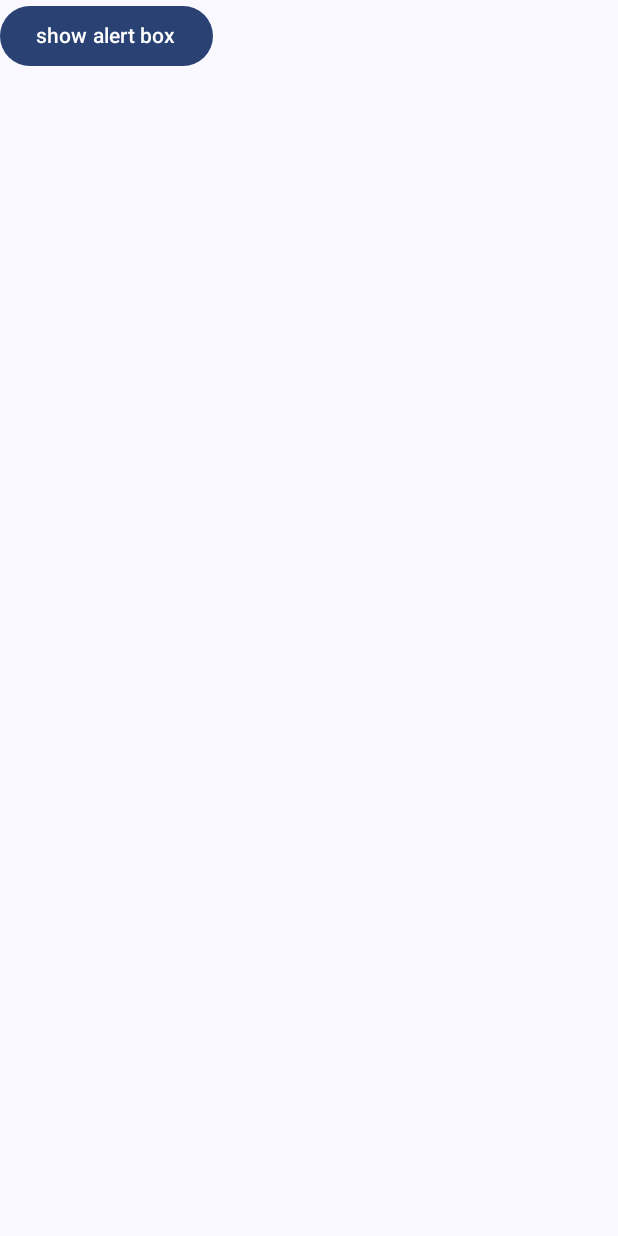
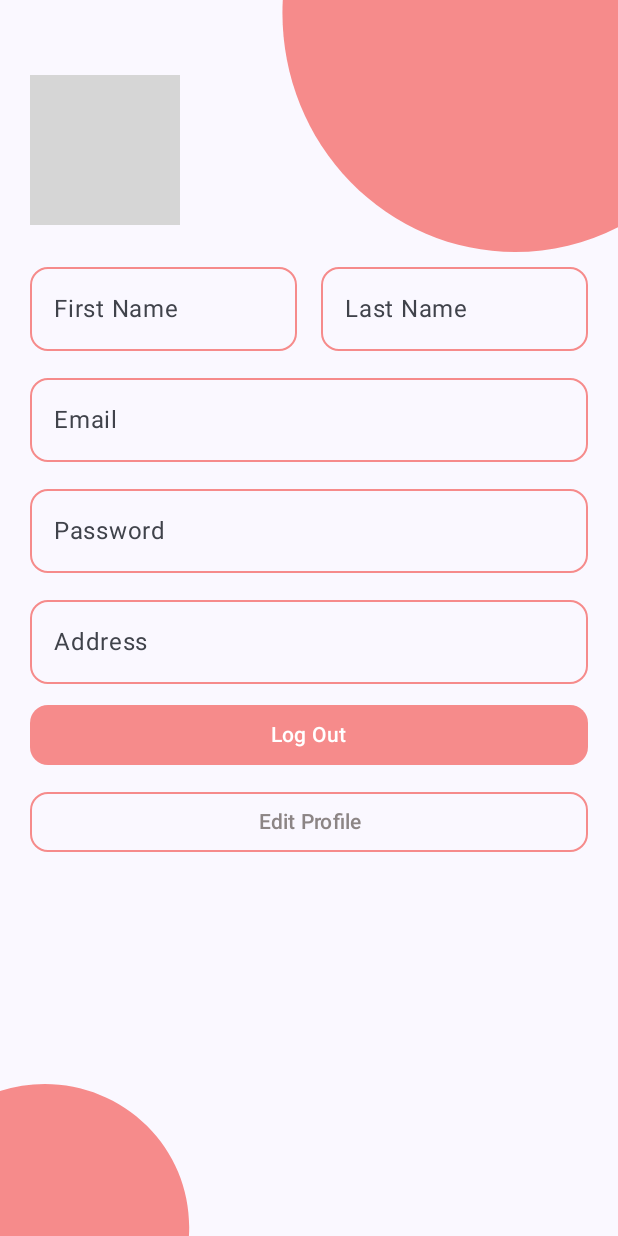
Before and after one commit to ganookProgrammer/Shopping-App, an Android app built with Jetpack Compose: the screen it shows after launch (MainActivity), on a phone screen of 412 x 824 dp. Run offline under Robolectric (Android 15) with nearby library versions, the phone set to English and light mode, and no system bars; our stand-ins replace Dagger/Hilt's generated code, Firebase (no records; nobody signed in at launch, a user with empty details on screens opened directly); libraries missing offline, so code that uses them is left out: com.google.firestore.v1; grey boxes are pictures that could not be loaded.

Commit message:
profile page add

```diff
--- a/user_app/src/main/java/com/example/myshoppinguser/MainActivity.kt
+++ b/user_app/src/main/java/com/example/myshoppinguser/MainActivity.kt
@@ -11,6 +11,7 @@ import androidx.compose.material3.Scaffold
 import androidx.compose.ui.Modifier
 import androidx.navigation.NavHostController
 import com.example.myshoppinguser.common.CustomAlertDialog
+import com.example.myshoppinguser.common.ProfileEdit
 import com.example.myshoppinguser.common.custom
 import com.example.myshoppinguser.presentation.navigation.AppNavigation
 import com.example.myshoppinguser.presentation.screen.LoginScreen
@@ -41,7 +42,9 @@ class MainActivity : ComponentActivity() {
 //                        LoginScreen()
 //                        ProductDetailsScreen()
 //                        AppNavigation(firebaseAuth)
-                        custom()
+//                        custom() AlertDialog
+                        ProfileEdit()
+
                     }
                 }
             }
--- /dev/null
+++ b/user_app/src/main/java/com/example/myshoppinguser/common/ProfileEdit.kt
@@ -0,0 +1,234 @@
+package com.example.myshoppinguser.common
+
+import android.R.attr.phoneNumber
+import android.widget.Toast
+import androidx.compose.foundation.BorderStroke
+import androidx.compose.foundation.Image
+import androidx.compose.foundation.layout.Arrangement
+import androidx.compose.foundation.layout.Box
+import androidx.compose.foundation.layout.Column
+import androidx.compose.foundation.layout.PaddingValues
+import androidx.compose.foundation.layout.Row
+import androidx.compose.foundation.layout.Spacer
+import androidx.compose.foundation.layout.fillMaxSize
+import androidx.compose.foundation.layout.fillMaxWidth
+import androidx.compose.foundation.layout.height
+import androidx.compose.foundation.layout.padding
+import androidx.compose.foundation.layout.size
+import androidx.compose.foundation.layout.windowInsetsEndWidth
+import androidx.compose.foundation.rememberScrollState
+import androidx.compose.foundation.shape.CircleShape
+import androidx.compose.foundation.shape.RoundedCornerShape
+import androidx.compose.foundation.verticalScroll
+import androidx.compose.material3.Button
+import androidx.compose.material3.ButtonDefaults
+import androidx.compose.material3.CircularProgressIndicator
+import androidx.compose.material3.Divider
+import androidx.compose.material3.Icon
+import androidx.compose.material3.OutlinedButton
+import androidx.compose.material3.OutlinedTextField
+import androidx.compose.material3.OutlinedTextFieldDefaults
+import androidx.compose.material3.Text
+import androidx.compose.runtime.Composable
+import androidx.compose.runtime.collectAsState
+import androidx.compose.runtime.getValue
+import androidx.compose.runtime.mutableStateOf
+import androidx.compose.runtime.remember
+import androidx.compose.runtime.setValue
+import androidx.compose.ui.Alignment
+import androidx.compose.ui.Modifier
+import androidx.compose.ui.draw.clip
+import androidx.compose.ui.graphics.Color
+import androidx.compose.ui.layout.ModifierInfo
+import androidx.compose.ui.platform.LocalContext
+import androidx.compose.ui.res.painterResource
+import androidx.compose.ui.text.font.FontWeight
+import androidx.compose.ui.text.style.TextAlign
+import androidx.compose.ui.unit.dp
+import androidx.compose.ui.unit.max
+import androidx.compose.ui.unit.sp
+import androidx.lifecycle.viewmodel.compose.viewModel
+import com.example.myshoppinguser.R
+import com.example.myshoppinguser.domain.models.User
+import com.example.myshoppinguser.ui.theme.customBlack
+import com.example.myshoppinguser.ui.theme.customPink
+import com.google.firestore.v1.TransactionOptions
+import java.nio.file.WatchEvent
+
+@Composable
+fun ProfileEdit() {
+
+
+    val context = LocalContext.current
+
+    var firstName by remember { mutableStateOf("") }
+    var lastName by remember { mutableStateOf("") }
+    var email by remember { mutableStateOf("") }
+    var password by remember { mutableStateOf("") }
+    var address by remember { mutableStateOf("") }
+
+//        var address by remember { mutableStateOf("") }
+
+
+    Box(
+        modifier = Modifier.fillMaxSize()
+    ) {
+        Image(
+            painter = painterResource(R.drawable.corner),
+            contentDescription = null,
+            modifier = Modifier.align(Alignment.TopEnd)
+        )
+
+
+
+        Column(
+            modifier = Modifier
+
+                .verticalScroll(rememberScrollState())
+                .padding(
+                    horizontal = 20.dp,
+                    vertical = 20.dp
+                )
+                .fillMaxSize(),
+            verticalArrangement = Arrangement.Top,
+            horizontalAlignment = Alignment.Start
+
+
+        ) {
+
+            Spacer(modifier = Modifier.height(30.dp))
+
+            Image(painter = painterResource(R.drawable.img),
+                contentDescription = null,
+                modifier = Modifier.clip(CircleShape)
+                    .size(100.dp))
+            Spacer(modifier = Modifier.height(20.dp))
+
+            Row(horizontalArrangement = Arrangement.spacedBy(16.dp)) {
+                OutlinedTextField(
+                    value = firstName,
+                    onValueChange = { firstName = it },
+                    label = { Text(text = "First Name") },
+                    shape = RoundedCornerShape(12.dp),
+                    colors = OutlinedTextFieldDefaults.colors(
+                        focusedBorderColor = customPink,
+                        unfocusedBorderColor = customPink
+                    ),
+                    modifier = Modifier
+                        .fillMaxWidth()
+                        .weight(1f),
+                    maxLines = 1,
+                    readOnly = true
+                )
+
+                OutlinedTextField(
+                    value = lastName,
+                    onValueChange = { lastName = it },
+                    label = { Text(text = "Last Name") },
+                    shape = RoundedCornerShape(12.dp),
+                    colors = OutlinedTextFieldDefaults.colors(
+                        focusedBorderColor = customPink,
+                        unfocusedBorderColor = customPink
+                    ),
+                    modifier = Modifier
+                        .fillMaxWidth()
+                        .weight(1f),
+                    maxLines = 1,
+                    readOnly = true
+                )
+
+            }
+            Spacer(modifier = Modifier.height(10.dp))
+            OutlinedTextField(
+                value = email,
+                onValueChange = { email = it },
+                label = { Text(text = "Email") },
+                shape = RoundedCornerShape(12.dp),
+                colors = OutlinedTextFieldDefaults.colors(
+                    focusedBorderColor = customPink,
+                    unfocusedBorderColor = customPink
+                ),
+                modifier = Modifier
+                    .fillMaxWidth(),
+                maxLines = 1,
+                readOnly = true
+            )
+            Spacer(modifier = Modifier.height(10.dp))
+            OutlinedTextField(
+                value = password,
+                onValueChange = { password = it },
+                label = { Text(text = "Password") },
+                shape = RoundedCornerShape(12.dp),
+                colors = OutlinedTextFieldDefaults.colors(
+                    unfocusedBorderColor = customPink,
+                    focusedBorderColor = customPink
+                ),
+                modifier = Modifier
+                    .fillMaxWidth(),
+                        maxLines = 1,
+                readOnly = true
+            )
+            Spacer(modifier = Modifier.height(10.dp))
+            OutlinedTextField(
+                value = address,
+                onValueChange = { address = it },
+                label = { Text(text = "Address") },
+                shape = RoundedCornerShape(12.dp),
+                colors = OutlinedTextFieldDefaults.colors(
+                    unfocusedBorderColor = customPink,
+                    focusedBorderColor = customPink
+                ),
+                modifier = Modifier
+                    .fillMaxWidth(),
+                maxLines = 1,
+                readOnly = true
+
+            )
+
+            Spacer(modifier = Modifier.height(10.dp))
+            Button(
+                onClick = {
+                    }
+                , modifier = Modifier
+                    .fillMaxWidth(),
+                colors = ButtonDefaults.buttonColors(
+                    containerColor = customPink
+                ),
+                shape = RoundedCornerShape(12.dp)
+            ) {
+                Text(text = "Log Out")
+            }
+
+
+            Spacer(modifier = Modifier.height(10.dp))
+            OutlinedButton(
+                onClick = {},
+                modifier = Modifier.fillMaxWidth(),
+                border = BorderStroke(1.dp, customPink),
+                colors = ButtonDefaults.buttonColors(
+                    contentColor = customBlack,
+                    containerColor = Color.Transparent
+                ),
+                contentPadding = PaddingValues(0.dp),
+                shape = RoundedCornerShape(12.dp)
+            ) {
+
+
+                // Text in center
+                Text(
+                    text = "Edit Profile",
+                    textAlign = TextAlign.Center
+                )
+            }
+        }
+
+
+
+
+        Image(
+            painter = painterResource(R.drawable.bottom_corner),
+            contentDescription = null,
+            modifier = Modifier.align(Alignment.BottomStart)
+        )
+    }
+}
--- a/user_app/src/main/java/com/example/myshoppinguser/presentation/screen/SignupScreen.kt
+++ b/user_app/src/main/java/com/example/myshoppinguser/presentation/screen/SignupScreen.kt
@@ -337,80 +337,5 @@ fun SignupScreenUI(viewModel: MyViewModel = hiltViewModel(),navController : NavC
             )
         }
 
-
-
-        /*
-        Column(
-            Modifier
-                .fillMaxSize()
-                .padding(10.dp),
-            horizontalAlignment = Alignment.CenterHorizontally,
-            verticalArrangement = Arrangement.Top
-        ) {
-
-
-            OutlinedTextField(
-                value = firstName,
-                onValueChange = { firstName = it },
-                label = { Text(text = "First Name") },
-                modifier = Modifier.fillMaxWidth()
-            )
-
-            OutlinedTextField(
-                value = lastName,
-                onValueChange = { lastName = it },
-                label = { Text(text = "Last Name") },
-                modifier = Modifier.fillMaxWidth()
-            )
-
-            OutlinedTextField(
-                value = email,
-                onValueChange = { email = it },
-                label = { Text(text = "email") },
-                modifier = Modifier.fillMaxWidth()
-            )
-
-            OutlinedTextField(
-                value = password,
-                onValueChange = { password = it },
-                label = { Text(text = "password") },
-                modifier = Modifier.fillMaxWidth()
-            )
-
-            OutlinedTextField(
-                value = phoneNumber,
-                onValueChange = { phoneNumber = it },
-                label = { Text(text = "phone number") },
-                modifier = Modifier.fillMaxWidth()
-            )
-
-            Button(
-                onClick = {
-                    val data = User(
-                        firstName = firstName,
-                        lastName = lastName,
-                        email = email,
-                        password = password,
-                        phoneNumber = phoneNumber
-                    )
-
-                    if (firstName.isNotEmpty() && lastName.isNotEmpty()
-                        && email.isNotEmpty() && password.isNotEmpty()
-                        && phoneNumber.isNotEmpty()
-                    ) {
-                        viewModel.registerUser(data)
-
-                    }
-                },
-                modifier = Modifier.fillMaxWidth(),
-                shape = RoundedCornerShape(4.dp)
-            ) {
-                Text(text = "Register")
-            }
-
-
-        }
-
-         */
     }
 }
```
